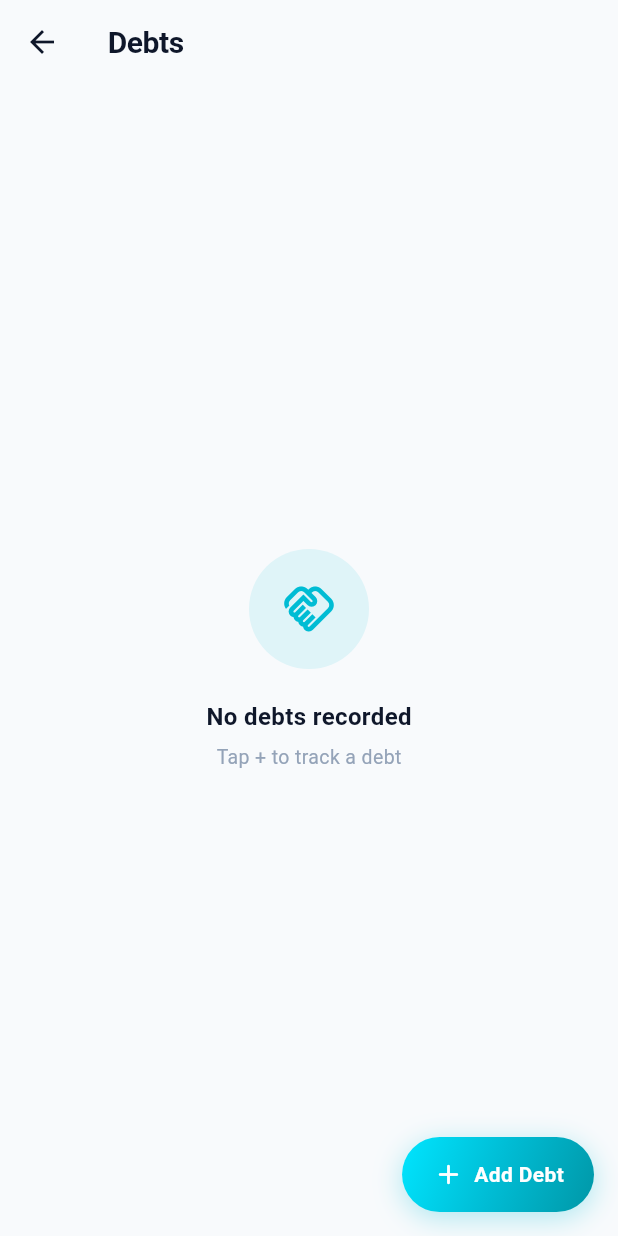
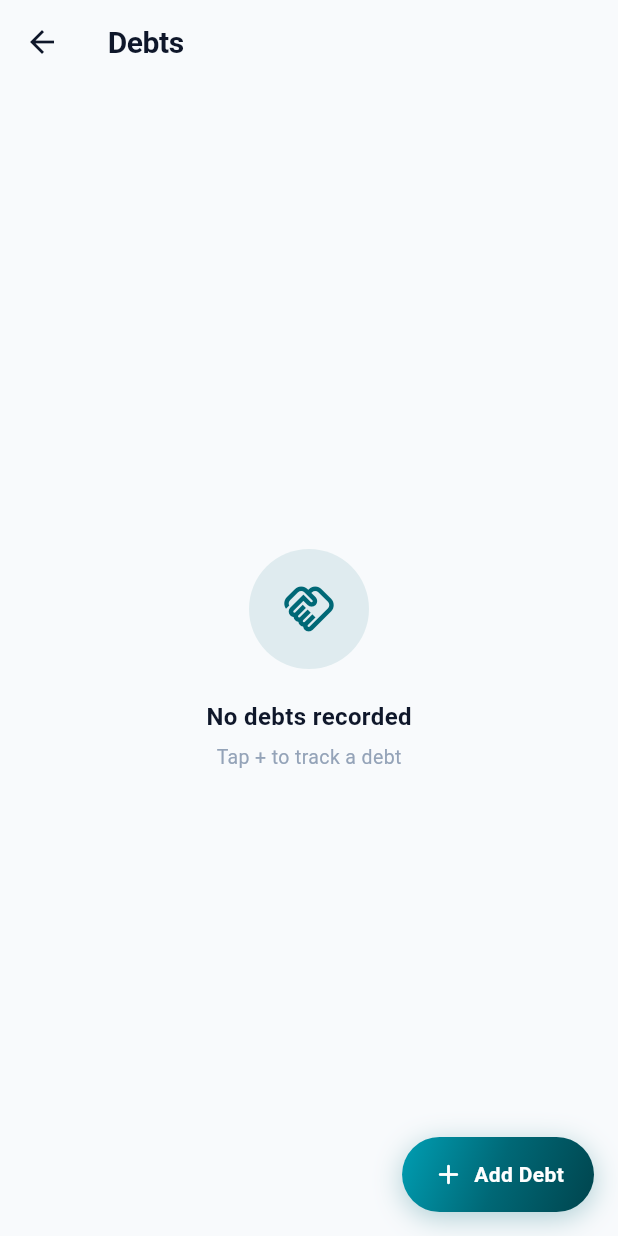
Before and after one commit to dikki-ap/nexflo, a Flutter app: the DebtListPage screen opened by its route, on a phone screen of 412 x 824 dp. Run offline on Flutter 3.47's test engine with Material 3 defaults, Android fonts, the phone set to English and light mode, and no system bars; our stand-ins replace connectivity_plus, dartz, drift, drift_flutter, equatable, fl_chart and 10 more; missing offline and left inert: extension_google_sign_in_as_googleapis_auth, google_mlkit_text_recognition, googleapis, workmanager; accounts and stored records are empty; generated files the repository leaves out were written again; network calls fail; statements that could not run were skipped.

Commit message:
feat: AppColors.primaryGradient helper + core widgets and remaining pages use theme colorScheme.primary

```diff
--- a/lib/app/core/constants/app_colors.dart
+++ b/lib/app/core/constants/app_colors.dart
@@ -28,6 +28,21 @@ class AppColors {
     begin: Alignment.topCenter,
     end: Alignment.bottomCenter,
   );
+
+  static LinearGradient primaryGradient(Color c) {
+    final hsl = HSLColor.fromColor(c);
+    final lighter = hsl
+        .withLightness((hsl.lightness + 0.12).clamp(0.0, 1.0))
+        .toColor();
+    final darker = hsl
+        .withLightness((hsl.lightness - 0.08).clamp(0.0, 1.0))
+        .toColor();
+    return LinearGradient(
+      colors: [lighter, c, darker],
+      begin: Alignment.topLeft,
+      end: Alignment.bottomRight,
+    );
+  }
 
   // ── Glow / shadow for accent elements ───────────────────
   static const tealGlow = Color(0x4D00BCD4); // 30% opacity
--- a/lib/app/core/widgets/glass_card.dart
+++ b/lib/app/core/widgets/glass_card.dart
@@ -62,13 +62,14 @@ class GlassCard extends StatelessWidget {
     );
 
     if (onTap != null) {
+      final primary = Theme.of(context).colorScheme.primary;
       card = Material(
         color: Colors.transparent,
         shape: shape,
         child: InkWell(
           onTap: onTap,
           borderRadius: BorderRadius.circular(borderRadius),
-          splashColor: AppColors.tealGlowSoft,
+          splashColor: primary.withValues(alpha: 0.1),
           highlightColor: Colors.transparent,
           child: card,
         ),
--- a/lib/app/modules/debt/pages/debt_list_page.dart
+++ b/lib/app/modules/debt/pages/debt_list_page.dart
@@ -115,11 +115,11 @@ class DebtListPage extends GetView<DebtController> {
           height: 50,
           padding: const EdgeInsets.symmetric(horizontal: 20),
           decoration: BoxDecoration(
-            gradient: AppColors.tealGradient,
+            gradient: AppColors.primaryGradient(Theme.of(context).colorScheme.primary),
             borderRadius: BorderRadius.circular(25),
             boxShadow: [
               BoxShadow(
-                color: AppColors.tealGlow,
+                color: Theme.of(context).colorScheme.primary.withValues(alpha: 0.3),
                 blurRadius: 16,
                 offset: const Offset(0, 4),
               ),
@@ -252,14 +252,14 @@ class _EmptyState extends StatelessWidget {
           Container(
             width: 80,
             height: 80,
-            decoration: const BoxDecoration(
-              color: AppColors.tealGlowSoft,
+            decoration: BoxDecoration(
+              color: Theme.of(context).colorScheme.primary.withValues(alpha: 0.1),
               shape: BoxShape.circle,
             ),
-            child: const Icon(
+            child: Icon(
               Icons.handshake_outlined,
               size: 36,
-              color: AppColors.tealMid,
+              color: Theme.of(context).colorScheme.primary,
             ),
           ),
           const SizedBox(height: 20),
--- a/lib/app/modules/statistics/pages/statistics_page.dart
+++ b/lib/app/modules/statistics/pages/statistics_page.dart
@@ -42,7 +42,7 @@ class StatisticsPage extends GetView<StatisticsController> {
       ),
       body: RefreshIndicator(
         onRefresh: controller.loadAll,
-        color: AppColors.tealMid,
+        color: Theme.of(context).colorScheme.primary,
         child: SingleChildScrollView(
           physics: const AlwaysScrollableScrollPhysics(),
           child: SafeArea(
@@ -136,7 +136,7 @@ class _PeriodFilter extends StatelessWidget {
                 padding:
                     const EdgeInsets.symmetric(horizontal: 16, vertical: 8),
                 decoration: BoxDecoration(
-                  gradient: isActive ? AppColors.tealGradient : null,
+                  gradient: isActive ? AppColors.primaryGradient(Theme.of(context).colorScheme.primary) : null,
                   color: isActive
                       ? null
                       : (isDark ? AppColors.darkCard : AppColors.lightCard),
```
Also changed, not shown: lib/app/core/widgets/gradient_card.dart (+6 -4 lines), lib/app/core/widgets/modern_bottom_nav.dart (+13 -14 lines), lib/app/core/widgets/nexflo_button.dart (+6 -6 lines), lib/app/modules/goal/pages/goal_list_page.dart (+6 -6 lines).
